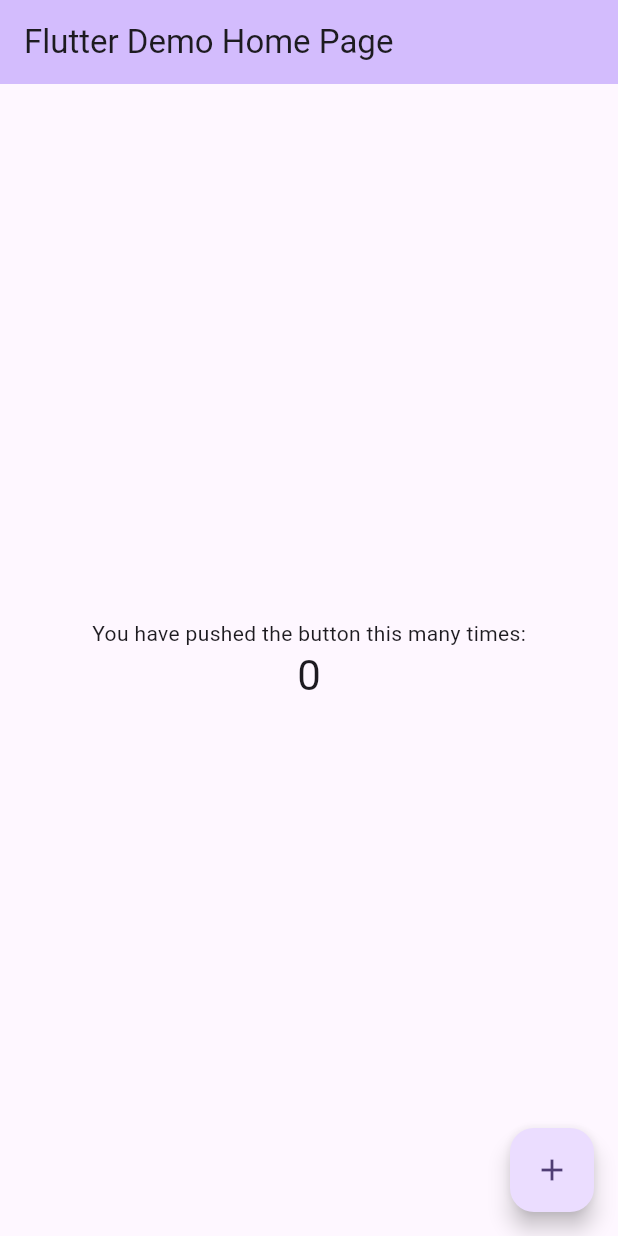
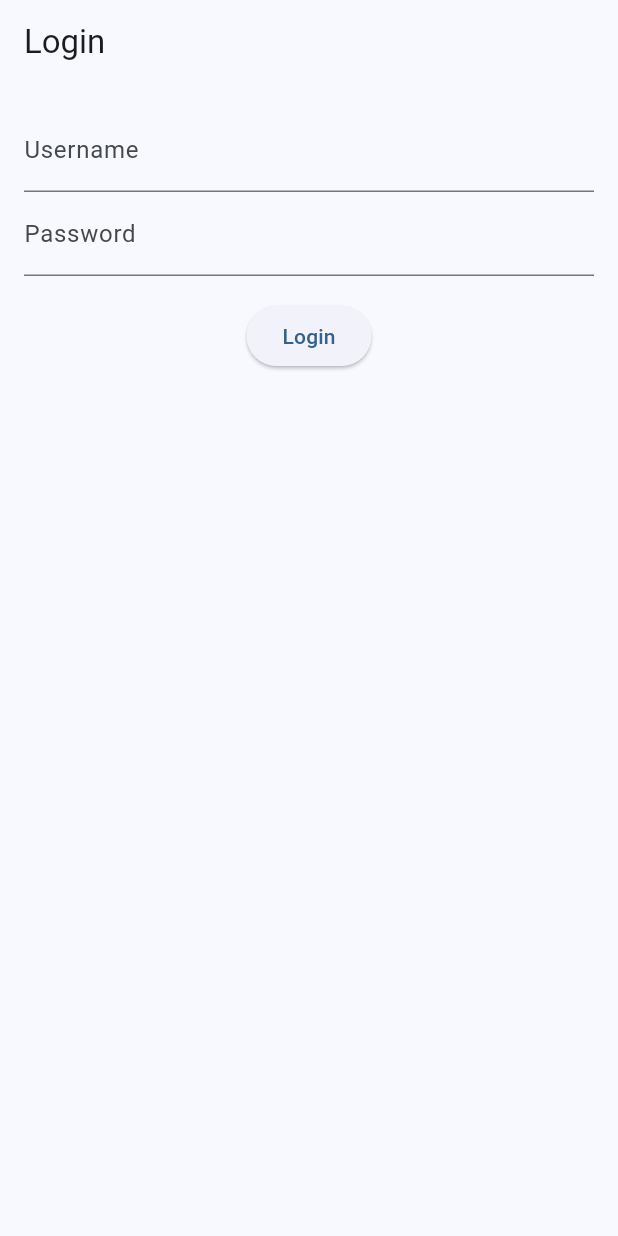
Before and after one commit to evradchris0-tech/g1_projet_tutore_2026, a Flutter app: the screen it shows after launch, on a phone screen of 412 x 824 dp. Run offline on Flutter 3.47's test engine with Material 3 defaults, Android fonts, the light colour scheme and no system bars.

Commit message:
feat(user): ajout des pages de base

```diff
--- /dev/null
+++ b/lib/features/user/model/user.dart
@@ -0,0 +1,9 @@
+enum UserRole { client }
+
+class User {
+  final String id;
+  final String username;
+  final UserRole role;
+
+  User({required this.id, required this.username, required this.role});
+}
--- /dev/null
+++ b/lib/features/user/view/login_screen.dart
@@ -0,0 +1,66 @@
+import 'package:flutter/material.dart';
+import '../viewmodel/auth_viewmodel.dart';
+
+class LoginScreen extends StatefulWidget {
+  const LoginScreen({super.key});
+
+  @override
+  State<LoginScreen> createState() => _LoginScreenState();
+}
+
+class _LoginScreenState extends State<LoginScreen> {
+  final _formKey = GlobalKey<FormState>();
+  final _usernameController = TextEditingController();
+  final _passwordController = TextEditingController();
+  bool _loading = false;
+
+  void _submit() async {
+    if (!_formKey.currentState!.validate()) return;
+    setState(() => _loading = true);
+    final ok = await AuthViewModel.instance.login(
+      _usernameController.text.trim(),
+      _passwordController.text,
+    );
+    setState(() => _loading = false);
+    if (!ok) {
+      ScaffoldMessenger.of(context).showSnackBar(
+        const SnackBar(content: Text('Invalid credentials')),
+      );
+      return;
+    }
+    // AuthViewModel updates user; main shows AppShell
+  }
+
+  @override
+  Widget build(BuildContext context) {
+    return Scaffold(
+      appBar: AppBar(title: const Text('Login')),
+      body: Padding(
+        padding: const EdgeInsets.all(16.0),
+        child: Form(
+          key: _formKey,
+          child: Column(
+            mainAxisSize: MainAxisSize.min,
+            children: [
+              TextFormField(
+                controller: _usernameController,
+                decoration: const InputDecoration(labelText: 'Username'),
+                validator: (v) => v == null || v.isEmpty ? 'Required' : null,
+              ),
+              TextFormField(
+                controller: _passwordController,
+                decoration: const InputDecoration(labelText: 'Password'),
+                obscureText: true,
+                validator: (v) => v == null || v.isEmpty ? 'Required' : null,
+              ),
+              const SizedBox(height: 16),
+              _loading
+                  ? const CircularProgressIndicator()
+                  : ElevatedButton(onPressed: _submit, child: const Text('Login'))
+            ],
+          ),
+        ),
+      ),
+    );
+  }
+}
--- /dev/null
+++ b/lib/features/user/viewmodel/auth_viewmodel.dart
@@ -0,0 +1,28 @@
+import 'package:flutter/foundation.dart';
+import '../model/user.dart';
+
+class AuthViewModel {
+  AuthViewModel._();
+  static final AuthViewModel instance = AuthViewModel._();
+
+  final ValueNotifier<User?> user = ValueNotifier<User?>(null);
+
+  Future<bool> login(String username, String password) async {
+    final role = await fakeLogin(username, password);
+    if (role == null) return false;
+    user.value = User(id: username, username: username, role: role);
+    return true;
+  }
+
+  void logout() {
+    user.value = null;
+  }
+
+  static Future<UserRole?> fakeLogin(String username, String password) async {
+    await Future.delayed(const Duration(milliseconds: 400));
+    if (username.isEmpty || password.isEmpty) return null;
+    final first = username.toLowerCase()[0];
+    if (first == 'c') return UserRole.client;
+    return null;
+  }
+}
--- a/lib/main.dart
+++ b/lib/main.dart
@@ -1,4 +1,7 @@
 import 'package:flutter/material.dart';
+import 'package:mobile_client/features/user/view/login_screen.dart';
+import 'package:mobile_client/features/user/viewmodel/auth_viewmodel.dart';
+import 'package:mobile_client/shared/widgets/shell_screen.dart';
 
 void main() {
   runApp(const MyApp());
@@ -11,112 +14,14 @@ class MyApp extends StatelessWidget {
   @override
   Widget build(BuildContext context) {
     return MaterialApp(
-      title: 'Flutter Demo',
+      title: 'Immo 360 Client',
       theme: ThemeData(
-        // This is the theme of your application.
-        //
-        // TRY THIS: Try running your application with "flutter run". You'll see
-        // the application has a purple toolbar. Then, without quitting the app,
-        // try changing the seedColor in the colorScheme below to Colors.green
-        // and then invoke "hot reload" (save your changes or press the "hot
-        // reload" button in a Flutter-supported IDE, or press "r" if you used
-        // the command line to start the app).
-        //
-        // Notice that the counter didn't reset back to zero; the application
-        // state is not lost during the reload. To reset the state, use hot
-        // restart instead.
-        //
-        // This works for code too, not just values: Most code changes can be
-        // tested with just a hot reload.
-        colorScheme: ColorScheme.fromSeed(seedColor: Colors.deepPurple),
+        colorScheme: ColorScheme.fromSeed(seedColor: Colors.blue),
       ),
-      home: const MyHomePage(title: 'Flutter Demo Home Page'),
+      home: ValueListenableBuilder(valueListenable: AuthViewModel.instance.user, builder: (context, user, _) {
+        if (user == null) return const LoginScreen();
+          return const ShellScreen();
+      }),
     );
   }
 }
-
-class MyHomePage extends StatefulWidget {
-  const MyHomePage({super.key, required this.title});
-
-  // This widget is the home page of your application. It is stateful, meaning
-  // that it has a State object (defined below) that contains fields that affect
-  // how it looks.
-
-  // This class is the configuration for the state. It holds the values (in this
-  // case the title) provided by the parent (in this case the App widget) and
-  // used by the build method of the State. Fields in a Widget subclass are
-  // always marked "final".
-
-  final String title;
-
-  @override
-  State<MyHomePage> createState() => _MyHomePageState();
-}
-
-class _MyHomePageState extends State<MyHomePage> {
-  int _counter = 0;
-
-  void _incrementCounter() {
-    setState(() {
-      // This call to setState tells the Flutter framework that something has
-      // changed in this State, which causes it to rerun the build method below
-      // so that the display can reflect the updated values. If we changed
-      // _counter without calling setState(), then the build method would not be
-      // called again, and so nothing would appear to happen.
-      _counter++;
-    });
-  }
-
-  @override
-  Widget build(BuildContext context) {
-    // This method is rerun every time setState is called, for instance as done
-    // by the _incrementCounter method above.
-    //
-    // The Flutter framework has been optimized to make rerunning build methods
-    // fast, so that you can just rebuild anything that needs updating rather
-    // than having to individually change instances of widgets.
-    return Scaffold(
-      appBar: AppBar(
-        // TRY THIS: Try changing the color here to a specific color (to
-        // Colors.amber, perhaps?) and trigger a hot reload to see the AppBar
-        // change color while the other colors stay the same.
-        backgroundColor: Theme.of(context).colorScheme.inversePrimary,
-        // Here we take the value from the MyHomePage object that was created by
-        // the App.build method, and use it to set our appbar title.
-        title: Text(widget.title),
-      ),
-      body: Center(
-        // Center is a layout widget. It takes a single child and positions it
-        // in the middle of the parent.
-        child: Column(
-          // Column is also a layout widget. It takes a list of children and
-          // arranges them vertically. By default, it sizes itself to fit its
-          // children horizontally, and tries to be as tall as its parent.
-          //
-          // Column has various properties to control how it sizes itself and
-          // how it positions its children. Here we use mainAxisAlignment to
-          // center the children vertically; the main axis here is the vertical
-          // axis because Columns are vertical (the cross axis would be
-          // horizontal).
-          //
-          // TRY THIS: Invoke "debug painting" (choose the "Toggle Debug Paint"
-          // action in the IDE, or press "p" in the console), to see the
-          // wireframe for each widget.
-          mainAxisAlignment: MainAxisAlignment.center,
-          children: <Widget>[
-            const Text('You have pushed the button this many times:'),
-            Text(
-              '$_counter',
-              style: Theme.of(context).textTheme.headlineMedium,
-            ),
-          ],
-        ),
-      ),
-      floatingActionButton: FloatingActionButton(
-        onPressed: _incrementCounter,
-        tooltip: 'Increment',
-        child: const Icon(Icons.add),
-      ), // This trailing comma makes auto-formatting nicer for build methods.
-    );
-  }
-}
--- a/pubspec.yaml
+++ b/pubspec.yaml
@@ -58,9 +58,8 @@ flutter:
   uses-material-design: true
 
   # To add assets to your application, add an assets section, like this:
-  # assets:
-  #   - images/a_dot_burr.jpeg
-  #   - images/a_dot_ham.jpeg
+  assets:
+   - assets/images/
 
   # An image asset can refer to one or more resolution-specific "variants", see
   # https://flutter.dev/to/resolution-aware-images
```
Also changed, not shown: lib/features/user/view/user_screen.dart (added, +35 -0 lines), lib/shared/widgets/shell_screen.dart (added, +54 -0 lines), assets/images/logo_1.png (added), lib/features/incident/model/incident.dart (added), lib/features/incident/view/incident_screen.dart (added), lib/features/incident/viewmodel/incident_viewmodel.dart (added), lib/features/user/viewmodel/user_viewmodel.dart (added), lib/shared/styles/palette.dart (added), lib/shared/themes/theme.dart (added).
